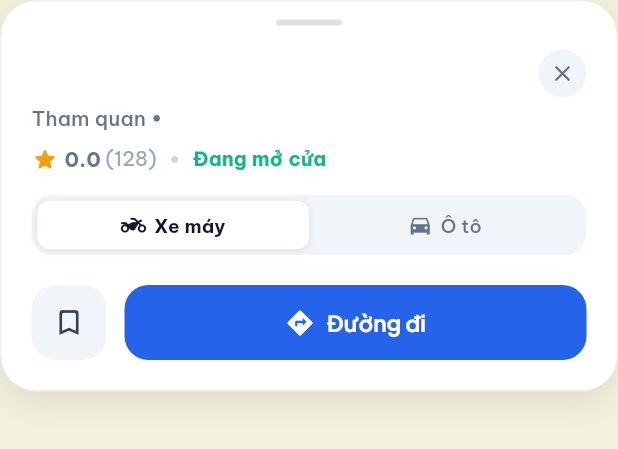
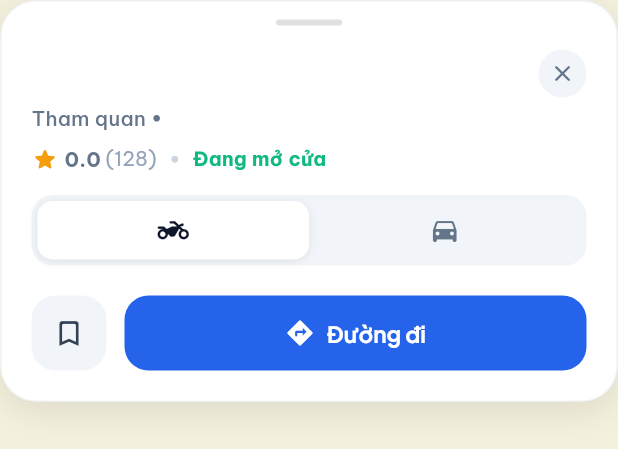
Before and after one commit to nhattminh1204/codo-ky, a Flutter app: the MapBottomSheet widget shown alone on an empty page, opened directly with empty values, on a phone screen of 412 x 824 dp. Shown: the top 449 px of the screen. Run offline on Flutter 3.47's test engine with Material 3 defaults, Android fonts, the phone set to English and light mode, and no system bars; our stand-ins replace cloud_firestore, dio, firebase_auth, firebase_core, flutter_dotenv, flutter_map and 14 more; missing offline and left inert: flutter_map_marker_cluster, gpx, liquid_glass_widgets; accounts and stored records are empty; network calls fail.

Commit message:
style(ui): remove text from travel mode tabs, rendering clean icon-only buttons with tooltip

```diff
--- a/lib/features/map/presentation/widgets/map_bottom_sheet.dart
+++ b/lib/features/map/presentation/widgets/map_bottom_sheet.dart
@@ -222,8 +222,8 @@ class MapBottomSheet extends ConsumerWidget {
           padding: const EdgeInsets.all(4),
           child: Row(
             children: [
-              _buildTravelModeChip(context, ref, mode: 'motorbike', label: 'Xe máy', icon: Icons.two_wheeler_rounded, isSelected: currentMode == 'motorbike'),
-              _buildTravelModeChip(context, ref, mode: 'driving', label: 'Ô tô', icon: Icons.directions_car_rounded, isSelected: currentMode == 'driving'),
+              _buildTravelModeChip(context, ref, mode: 'motorbike', tooltip: 'Xe máy', icon: Icons.two_wheeler_rounded, isSelected: currentMode == 'motorbike'),
+              _buildTravelModeChip(context, ref, mode: 'driving', tooltip: 'Ô tô', icon: Icons.directions_car_rounded, isSelected: currentMode == 'driving'),
             ],
           ),
         ),
@@ -306,45 +306,32 @@ class MapBottomSheet extends ConsumerWidget {
     );
   }
 
-  Widget _buildTravelModeChip(BuildContext context, WidgetRef ref, {required String mode, required String label, required IconData icon, required bool isSelected}) {
+  Widget _buildTravelModeChip(BuildContext context, WidgetRef ref, {required String mode, required String tooltip, required IconData icon, required bool isSelected}) {
     final isDark = Theme.of(context).brightness == Brightness.dark;
     return Expanded(
+      child: Tooltip(
+        message: tooltip,
         child: GestureDetector(
           onTap: () => ref.read(mapProvider.notifier).setTravelMode(mode),
           child: AnimatedContainer(
             duration: const Duration(milliseconds: 180),
-          padding: const EdgeInsets.symmetric(vertical: 7),
+            padding: const EdgeInsets.symmetric(vertical: 9),
             decoration: BoxDecoration(
               color: isSelected
                   ? (isDark ? const Color(0xFF334155) : Colors.white)
                   : Colors.transparent,
-            borderRadius: BorderRadius.circular(8),
+              borderRadius: BorderRadius.circular(10),
               boxShadow: isSelected
                   ? [BoxShadow(color: Colors.black.withValues(alpha: 0.08), blurRadius: 4, offset: const Offset(0, 1))]
                   : null,
             ),
-          child: Row(
-            mainAxisAlignment: MainAxisAlignment.center,
-            children: [
-              Icon(
+            child: Icon(
               icon,
-                size: 17,
+              size: 21,
               color: isSelected
                   ? (isDark ? Colors.white : const Color(0xFF0F172A))
                   : (isDark ? Colors.white54 : const Color(0xFF64748B)),
             ),
-              const SizedBox(width: 5),
-              Text(
-                label,
-                style: TextStyle(
-                  fontSize: 12.5,
-                  fontWeight: isSelected ? FontWeight.w700 : FontWeight.w500,
-                  color: isSelected
-                      ? (isDark ? Colors.white : const Color(0xFF0F172A))
-                      : (isDark ? Colors.white54 : const Color(0xFF64748B)),
-                ),
-              ),
-            ],
           ),
         ),
       ),
```
Lines whose indentation alone changed are shown as unchanged.
